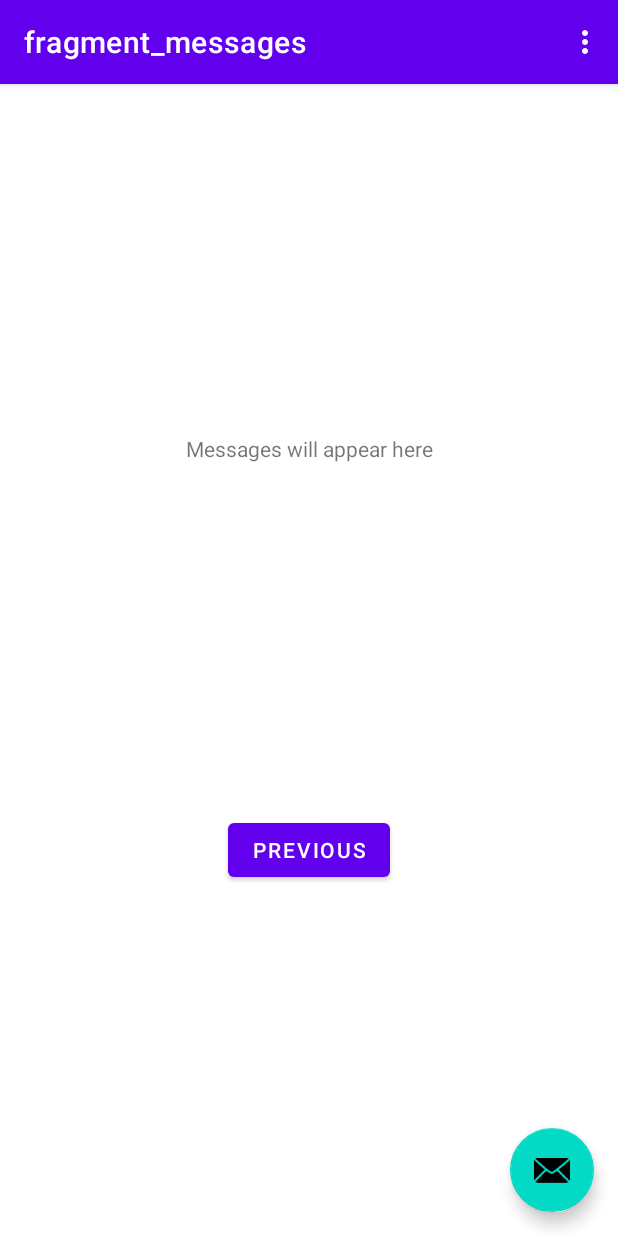
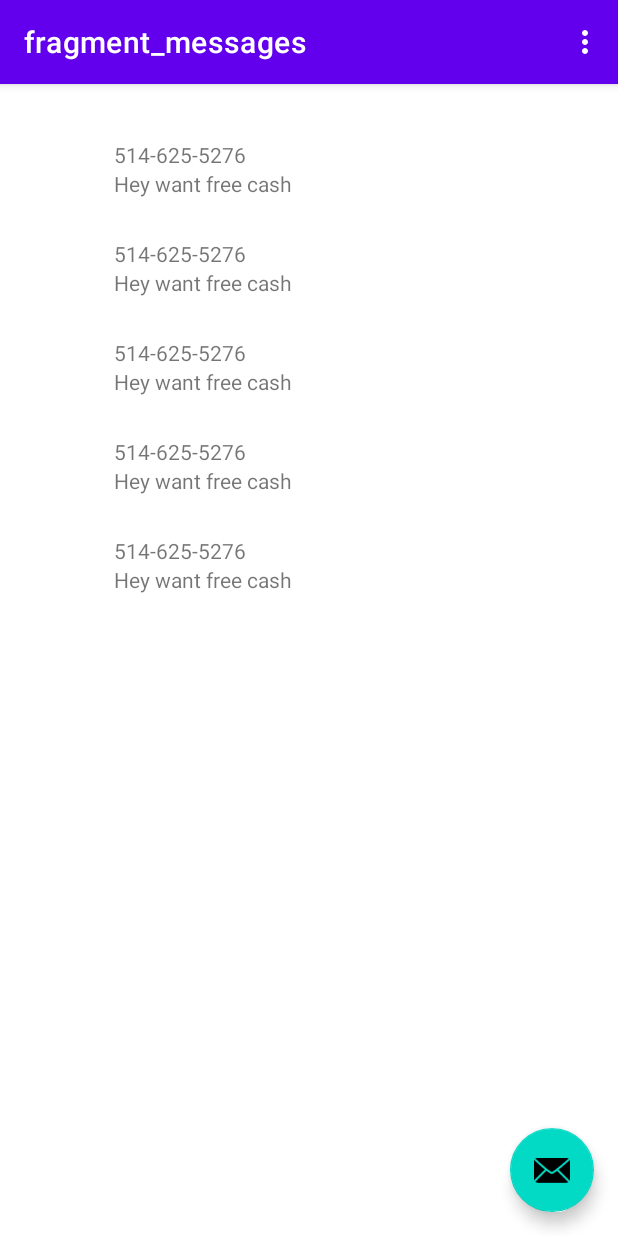
Before and after one commit to Geekenex/PhishNet, an Android app: the screen it shows after launch (MainActivity), on a phone screen of 412 x 824 dp. Run offline under Robolectric (Android 15) with nearby library versions, the phone set to English and light mode, and no system bars; our stand-ins replace navigation-ui.

Commit message:
implement basic recylerview with receiving messages functionality

```diff
--- a/AndroidApplication/app/src/main/java/com/example/phishnet/MainActivity.java
+++ b/AndroidApplication/app/src/main/java/com/example/phishnet/MainActivity.java
@@ -27,7 +27,7 @@ import android.view.Menu;
 import android.view.MenuItem;
 import android.widget.Toast;
 
-public class MainActivity extends AppCompatActivity implements SMSReceiver.MessageListenerInterface {
+public class MainActivity extends AppCompatActivity {
     private static final int RECEIVE_SMS_CODE = 100;
     private AppBarConfiguration appBarConfiguration;
     private ActivityMainBinding binding;
@@ -36,7 +36,6 @@ public class MainActivity extends AppCompatActivity implements SMSReceiver.Messa
     protected void onCreate(Bundle savedInstanceState) {
         super.onCreate(savedInstanceState);
 
-        SMSReceiver.bindListener(this);
         binding = ActivityMainBinding.inflate(getLayoutInflater());
         setContentView(binding.getRoot());
 
@@ -85,11 +84,6 @@ public class MainActivity extends AppCompatActivity implements SMSReceiver.Messa
                 || super.onSupportNavigateUp();
     }
 
-    @Override
-    public void messageReceived(String message) {
-        // Send to server
-        Toast.makeText(this.getApplicationContext(), message, Toast.LENGTH_LONG).show();
-    }
 
     // Function to check and request permission.
     public void checkPermission(String permission, int requestCode)
--- a/AndroidApplication/app/src/main/java/com/example/phishnet/MessagesFragment.java
+++ b/AndroidApplication/app/src/main/java/com/example/phishnet/MessagesFragment.java
@@ -6,34 +6,56 @@ import android.os.Bundle;
 import androidx.annotation.NonNull;
 import androidx.fragment.app.Fragment;
 import androidx.navigation.fragment.NavHostFragment;
+import androidx.recyclerview.widget.DefaultItemAnimator;
+import androidx.recyclerview.widget.LinearLayoutManager;
+import androidx.recyclerview.widget.RecyclerView;
 
+import android.util.Log;
 import android.view.LayoutInflater;
 import android.view.View;
 import android.view.ViewGroup;
+import android.widget.Toast;
 
 import com.example.phishnet.databinding.FragmentMessagesBinding;
 
+import java.util.ArrayList;
 
-public class MessagesFragment extends Fragment {
+
+public class MessagesFragment extends Fragment implements SMSReceiver.MessageListenerInterface {
 
     public FragmentMessagesBinding binding;
-
+    private ArrayList<SMSMessage> messageArrayList;
+    private RecyclerView recyclerView;
+    private MessagesRecyclerAdapter messagesRecyclerAdapter;
 
     @Override
     public View onCreateView(
             LayoutInflater inflater, ViewGroup container,
             Bundle savedInstanceState
     ) {
+        SMSReceiver.bindListener(this);
+        binding = FragmentMessagesBinding.inflate(inflater, container, false);
 
-        binding = FragmentMessagesBinding.inflate(inflater, container, false);
         return binding.getRoot();
 
     }
+    private void setAdapter(){
+        messagesRecyclerAdapter = new MessagesRecyclerAdapter(messageArrayList);
+        RecyclerView.LayoutManager layoutManager = new LinearLayoutManager(getContext());
+        recyclerView.setLayoutManager(layoutManager);
+        recyclerView.setItemAnimator(new DefaultItemAnimator());
+        recyclerView.setAdapter(messagesRecyclerAdapter);
+    }
+
 
     public void onViewCreated(@NonNull View view, Bundle savedInstanceState) {
         super.onViewCreated(view, savedInstanceState);
 
+        recyclerView = getView().findViewById(R.id.messagesRecyclerView);
+        messageArrayList = new ArrayList<SMSMessage>();
 
+        CreateList();
+        setAdapter();
         binding.buttonSecond.setOnClickListener(new View.OnClickListener() {
             @Override
             public void onClick(View view) {
@@ -48,4 +70,21 @@ public class MessagesFragment extends Fragment {
         super.onDestroyView();
         binding = null;
     }
+
+    private void CreateList() {
+        messageArrayList.add(new SMSMessage("514-625-5276", "Hey want free cash"));
+        messageArrayList.add(new SMSMessage("514-625-5276", "Hey want free cash"));
+        messageArrayList.add(new SMSMessage("514-625-5276", "Hey want free cash"));
+        messageArrayList.add(new SMSMessage("514-625-5276", "Hey want free cash"));
+        messageArrayList.add(new SMSMessage("514-625-5276", "Hey want free cash"));
+    }
+
+    @Override
+    public void messageReceived(SMSMessage message) {
+        // Send to server
+        messageArrayList.add(message);
+        Toast.makeText(getActivity().getApplicationContext(), message.getMessage(), Toast.LENGTH_LONG).show();
+        messagesRecyclerAdapter.notifyDataSetChanged();
+    }
+
 }
--- /dev/null
+++ b/AndroidApplication/app/src/main/java/com/example/phishnet/MessagesRecyclerAdapter.java
@@ -0,0 +1,48 @@
+package com.example.phishnet;
+
+import android.view.LayoutInflater;
+import android.view.View;
+import android.view.ViewGroup;
+import android.widget.TextView;
+
+import androidx.annotation.NonNull;
+import androidx.recyclerview.widget.RecyclerView;
+
+import java.util.ArrayList;
+
+public class MessagesRecyclerAdapter extends RecyclerView.Adapter<MessagesRecyclerAdapter.ViewHolder> {
+    private ArrayList<SMSMessage> messageArrayList;
+
+    public MessagesRecyclerAdapter(ArrayList<SMSMessage> messageArrayList) {
+        this.messageArrayList = messageArrayList;
+    }
+
+    public class ViewHolder extends RecyclerView.ViewHolder {
+        private TextView phoneNumber;
+        private TextView messagePreview;
+        public ViewHolder(@NonNull View itemView) {
+            super(itemView);
+            phoneNumber = itemView.findViewById(R.id.phoneNumberTitle);
+            messagePreview = itemView.findViewById(R.id.messagePreviewText);
+        }
+    }
+    @NonNull
+    @Override
+    public MessagesRecyclerAdapter.ViewHolder onCreateViewHolder(@NonNull ViewGroup parent, int viewType) {
+        View itemView = LayoutInflater.from(parent.getContext()).inflate(R.layout.recycler_view_item, parent, false);
+        return new ViewHolder(itemView);
+    }
+
+    @Override
+    public void onBindViewHolder(@NonNull MessagesRecyclerAdapter.ViewHolder holder, int position) {
+        String number = messageArrayList.get(position).getPhoneNumber();
+        holder.phoneNumber.setText(number);
+        String messagePreview = messageArrayList.get(position).getMessage();
+        holder.messagePreview.setText(messagePreview);
+    }
+
+    @Override
+    public int getItemCount() {
+        return messageArrayList.size();
+    }
+}
--- /dev/null
+++ b/AndroidApplication/app/src/main/java/com/example/phishnet/SMSMessage.java
@@ -0,0 +1,26 @@
+package com.example.phishnet;
+
+public class SMSMessage {
+    private String phoneNumber;
+    private String message;
+    public SMSMessage(String phoneNumber, String message){
+        this.phoneNumber = phoneNumber;
+        this.message = message;
+    }
+
+    public String getPhoneNumber() {
+        return phoneNumber;
+    }
+
+    public void setPhoneNumber(String phoneNumber) {
+        this.phoneNumber = phoneNumber;
+    }
+
+    public String getMessage() {
+        return message;
+    }
+
+    public void setMessage(String message) {
+        this.message = message;
+    }
+}
--- a/AndroidApplication/app/src/main/java/com/example/phishnet/SMSReceiver.java
+++ b/AndroidApplication/app/src/main/java/com/example/phishnet/SMSReceiver.java
@@ -29,7 +29,8 @@ public class SMSReceiver extends BroadcastReceiver {
                     strMessage += "SMS from " + msgs[i].getOriginatingAddress();
                     strMessage += " :" + msgs[i].getMessageBody() + "\n";
 
-                    mListener.messageReceived(strMessage);
+                    SMSMessage message = new SMSMessage(msgs[i].getOriginatingAddress(), msgs[i].getMessageBody());
+                    mListener.messageReceived(message);
                 }
             }
         }
@@ -37,7 +38,7 @@ public class SMSReceiver extends BroadcastReceiver {
 
     public interface MessageListenerInterface {
         // creating an interface method for messages received.
-        void messageReceived(String message);
+        void messageReceived(SMSMessage message);
     }
     public static void bindListener(MessageListenerInterface listener) {
         mListener = listener;
--- a/AndroidApplication/app/src/main/res/layout/fragment_messages.xml
+++ b/AndroidApplication/app/src/main/res/layout/fragment_messages.xml
@@ -11,6 +11,7 @@
         android:layout_width="wrap_content"
         android:layout_height="wrap_content"
         android:text="@string/default_messages_fragment"
+        android:visibility="invisible"
         app:layout_constraintBottom_toTopOf="@id/button_second"
         app:layout_constraintEnd_toEndOf="parent"
         app:layout_constraintStart_toStartOf="parent"
@@ -21,8 +22,25 @@
         android:layout_width="wrap_content"
         android:layout_height="wrap_content"
         android:text="@string/previous"
+        android:visibility="invisible"
         app:layout_constraintBottom_toBottomOf="parent"
         app:layout_constraintEnd_toEndOf="parent"
         app:layout_constraintStart_toStartOf="parent"
         app:layout_constraintTop_toBottomOf="@id/textview_second" />
+
+    <androidx.recyclerview.widget.RecyclerView
+        android:id="@+id/messagesRecyclerView"
+        android:layout_width="wrap_content"
+        android:layout_height="0dp"
+        android:layout_marginStart="32dp"
+        android:layout_marginTop="24dp"
+        android:layout_marginEnd="8dp"
+        android:layout_marginBottom="72dp"
+        app:layout_constraintBottom_toBottomOf="parent"
+        app:layout_constraintEnd_toStartOf="@+id/button_second"
+        app:layout_constraintHorizontal_bias="0.231"
+        app:layout_constraintStart_toStartOf="parent"
+        app:layout_constraintTop_toTopOf="parent"
+        app:layout_constraintVertical_bias="1.0"
+        tools:listitem="@layout/recycler_view_item" />
 </androidx.constraintlayout.widget.ConstraintLayout>
--- /dev/null
+++ b/AndroidApplication/app/src/main/res/layout/recycler_view_item.xml
@@ -0,0 +1,29 @@
+<?xml version="1.0" encoding="utf-8"?>
+<LinearLayout xmlns:android="http://schemas.android.com/apk/res/android"
+              xmlns:tools="http://schemas.android.com/tools"
+              android:orientation="horizontal"
+              android:padding="8dp"
+              android:layout_width="match_parent"
+              android:layout_height="wrap_content">
+  <ImageView
+      android:layout_width="50dp"
+      android:layout_height="50dp"
+      tools:src="@tools:sample/avatars"/>
+  <LinearLayout
+      android:layout_width="wrap_content"
+      android:layout_height="wrap_content"
+      android:layout_gravity="center"
+      android:padding="5dp"
+      android:orientation="vertical">
+    <TextView
+        android:id="@+id/phoneNumberTitle"
+        android:layout_width="wrap_content"
+        android:layout_height="wrap_content"
+        tools:text="@tools:sample/lorem[3]" />
+    <TextView
+        android:id="@+id/messagePreviewText"
+        android:layout_width="wrap_content"
+        android:layout_height="wrap_content"
+        tools:text="@tools:sample/lorem[4]" />
+  </LinearLayout>
+</LinearLayout>
```
